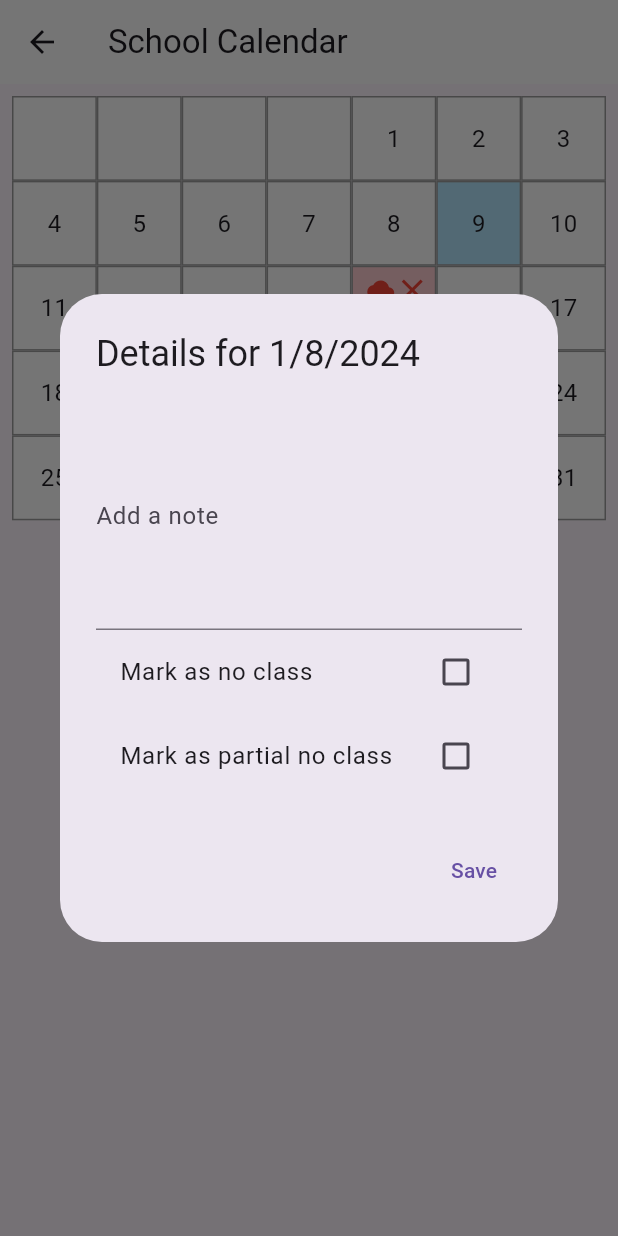
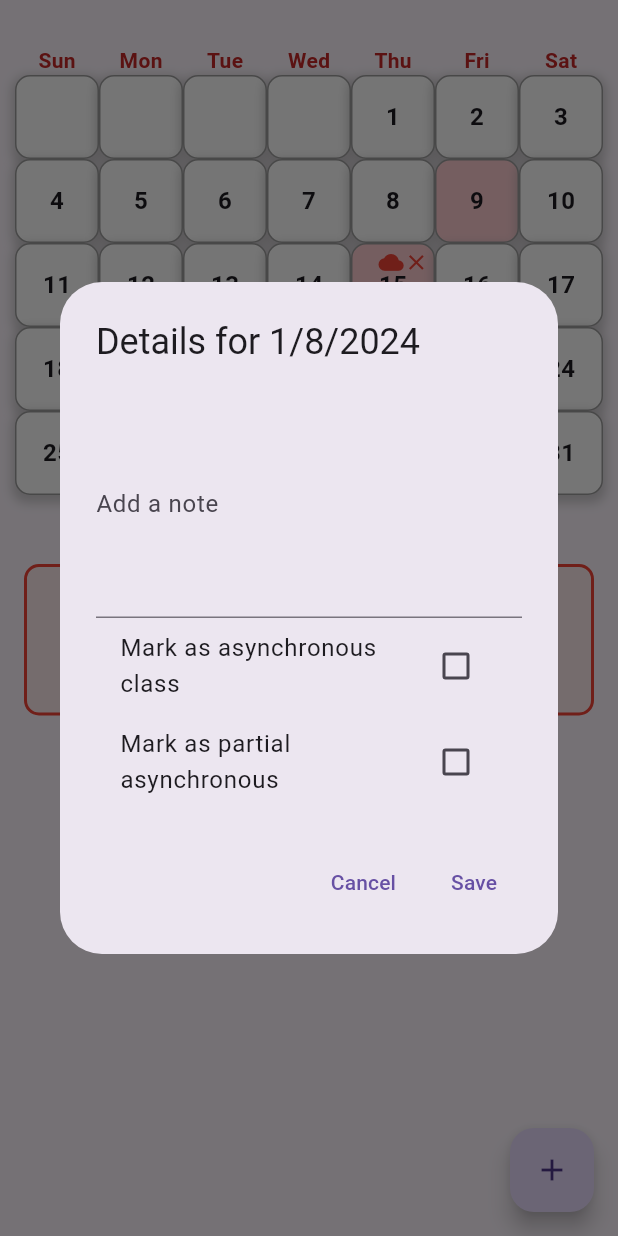
Before and after one commit to AaronCrisologo/Class-Compass-Your-University-Companion-App-, a Flutter app: the CalendarScreen screen opened directly, after a tap on an icon or button, on a phone screen of 412 x 824 dp. Run offline on Flutter 3.47's test engine with Material 3 defaults, Android fonts, the light colour scheme and no system bars; our stand-ins replace flutter_colorpicker, font_awesome_flutter.

Commit message:
Added hyperlinks to home_screen and adjusted calendar_screen Added new quick links called weather alerts Created hyperlinks cards for weather alerts in home_screen Adjusted names and icons of other quick links
Adjusted calendar_screen's main theme, style, size, and added constraints for dynamic elements.
Removed AppBar on calendar_screen and replaced it with days of the week.

```diff
--- a/lib/calendar_screen.dart
+++ b/lib/calendar_screen.dart
@@ -25,16 +25,36 @@ class _CalendarScreenState extends State<CalendarScreen> {
   @override
   Widget build(BuildContext context) {
     return Scaffold(
-      appBar: AppBar(
-        title: Text('School Calendar'),
-        backgroundColor: Colors.white,
+      floatingActionButton: FloatingActionButton(
+        onPressed: () {
+          _showDatePickerAndAddDetails(context);
+        },
+        child: Icon(Icons.add),
       ),
       body: SingleChildScrollView(
         child: Column(
           children: [
             Padding(
-              padding: const EdgeInsets.all(8.0),
-              child: GridView.builder(
+              padding: const EdgeInsets.fromLTRB(10, 30, 10, 30),
+              child: Column(
+                children: [
+                  Row(
+                    mainAxisAlignment: MainAxisAlignment.spaceAround,
+                    children: ['Sun', 'Mon', 'Tue', 'Wed', 'Thu', 'Fri', 'Sat']
+                        .map((day) => Expanded(
+                              child: Center(
+                                child: Text(
+                                  day,
+                                  style: TextStyle(
+                                    fontWeight: FontWeight.bold,
+                                    color: Colors.red[800],
+                                  ),
+                                ),
+                              ),
+                            ))
+                        .toList(),
+                  ),
+                  GridView.builder(
                     physics:
                         NeverScrollableScrollPhysics(), // Disable GridView's own scrolling
                     shrinkWrap: true, // Take up only the necessary space
@@ -51,11 +71,12 @@ class _CalendarScreenState extends State<CalendarScreen> {
                       } else {
                         currentDay = DateTime(2024, 8, index - 3);
                       }
-                  bool isHoliday =
-                      holidays.any((holiday) => holiday['date'] == currentDay);
+                      bool isHoliday = holidays
+                          .any((holiday) => holiday['date'] == currentDay);
                       bool isWeatherDisturbance =
                           weatherDisturbances.contains(currentDay);
-                  bool isUserNoClassDay = userNoClassDays.contains(currentDay);
+                      bool isUserNoClassDay =
+                          userNoClassDays.contains(currentDay);
                       bool isPartialNoClassDay =
                           partialNoClassDays.contains(currentDay);
                       bool isCurrentDate = currentDay == currentDate;
@@ -68,8 +89,10 @@ class _CalendarScreenState extends State<CalendarScreen> {
                       }
 
                       Color getBackgroundColor() {
-                    if (isCurrentDate) return Colors.lightBlue[100]!;
-                    if (isHoliday || isWeatherDisturbance || isUserNoClassDay) {
+                        if (isCurrentDate) return Colors.red[100]!;
+                        if (isHoliday ||
+                            isWeatherDisturbance ||
+                            isUserNoClassDay) {
                           return Colors.red[100]!;
                         }
                         if (isPartialNoClassDay) {
@@ -78,6 +101,9 @@ class _CalendarScreenState extends State<CalendarScreen> {
                         return Colors.white;
                       }
 
+                      return LayoutBuilder(
+                        builder: (context, constraints) {
+                          double iconSize = constraints.maxWidth * 0.3;
                           return GestureDetector(
                             onTap: () {
                               _showDayDetails(
@@ -94,11 +120,23 @@ class _CalendarScreenState extends State<CalendarScreen> {
                                   decoration: BoxDecoration(
                                     border: Border.all(color: Colors.grey),
                                     color: getBackgroundColor(),
+                                    borderRadius: BorderRadius.circular(10),
+                                    boxShadow: [
+                                      BoxShadow(
+                                        color: Colors.grey.withOpacity(0.5),
+                                        spreadRadius: 2,
+                                        blurRadius: 5,
+                                        offset: Offset(
+                                            0, 3), // changes position of shadow
+                                      ),
+                                    ],
                                   ),
                                   child: Center(
                                     child: Text(
                                       index < 4 ? '' : '${currentDay.day}',
-                              style: TextStyle(fontSize: 16.0),
+                                      style: TextStyle(
+                                          fontSize: 16.0,
+                                          fontWeight: FontWeight.bold),
                                     ),
                                   ),
                                 ),
@@ -116,13 +154,14 @@ class _CalendarScreenState extends State<CalendarScreen> {
                                           Icon(
                                             getIcon(),
                                             color: Colors.red,
-                                    size: 18.0,
+                                            size: iconSize,
                                           ),
                                         if (isPartialNoClassDay)
                                           Text(
                                             '*',
                                             style: TextStyle(
-                                        color: Colors.red, fontSize: 24.0),
+                                                color: Colors.red,
+                                                fontSize: iconSize),
                                           ),
                                         if (isHoliday ||
                                             isWeatherDisturbance ||
@@ -130,7 +169,7 @@ class _CalendarScreenState extends State<CalendarScreen> {
                                           Icon(
                                             Icons.close,
                                             color: Colors.red,
-                                    size: 24.0,
+                                            size: iconSize,
                                           ),
                                       ],
                                     ),
@@ -139,38 +178,47 @@ class _CalendarScreenState extends State<CalendarScreen> {
                             ),
                           );
                         },
+                      );
+                    },
+                  ),
+                ],
               ),
             ),
             Padding(
               padding: const EdgeInsets.all(16.0),
-              child: Container(
+              child: LayoutBuilder(
+                builder: (context, constraints) {
+                  return Container(
+                    width: constraints.maxWidth,
                     padding: EdgeInsets.all(16.0),
                     decoration: BoxDecoration(
-                  color: Colors.blue[50],
+                      color: Colors.red[50],
                       borderRadius: BorderRadius.circular(10),
-                  border: Border.all(color: Colors.blue, width: 2),
+                      border: Border.all(color: Colors.red, width: 2),
                     ),
                     child: Column(
                       children: [
                         Text(
                           'Current Date: ${currentDate.day}/${currentDate.month}/${currentDate.year}',
                           style: TextStyle(
-                        fontSize: 18,
+                            fontSize: constraints.maxWidth * 0.06,
                             fontWeight: FontWeight.bold,
-                        color: Colors.blue[800],
+                            color: Colors.red[800],
                           ),
                         ),
                         SizedBox(height: 10),
                         Text(
-                      'Next Asychronous Date: ${nextNoClassDay.day}/${nextNoClassDay.month}/${nextNoClassDay.year}',
+                          'Next Asynchronous Date: ${nextNoClassDay.day}/${nextNoClassDay.month}/${nextNoClassDay.year}',
                           style: TextStyle(
-                        fontSize: 16,
+                            fontSize: constraints.maxWidth * 0.04,
                             fontStyle: FontStyle.italic,
-                        color: Colors.blue[600],
+                            color: Colors.red[600],
                           ),
                         ),
                       ],
                     ),
+                  );
+                },
               ),
             ),
           ],
@@ -201,7 +249,7 @@ class _CalendarScreenState extends State<CalendarScreen> {
     } else if (isWeatherDisturbance) {
       reason = 'Weather Disturbance';
     } else if (isUserNoClassDay) {
-      reason = 'No Class (User Defined)';
+      reason = 'Asynchronous Class (User Defined)';
     } else if (isPartialNoClassDay) {
       reason = 'Partial Class Cancellation';
     }
@@ -209,6 +257,8 @@ class _CalendarScreenState extends State<CalendarScreen> {
     TextEditingController noteController = TextEditingController(
       text: userNotes[day] ?? '',
     );
+    bool noClassDay = isUserNoClassDay;
+    bool partialNoClass = isPartialNoClassDay;
 
     showDialog(
       context: context,
@@ -229,11 +279,12 @@ class _CalendarScreenState extends State<CalendarScreen> {
                   maxLines: 5, // Increase height for better note-taking
                 ),
                 CheckboxListTile(
-                  title: Text('Mark as no class'),
-                  value: isUserNoClassDay,
+                  title: Text('Mark as asynchronous class'),
+                  value: noClassDay,
                   onChanged: (bool? value) {
                     setState(() {
-                      if (value == true) {
+                      noClassDay = value ?? false;
+                      if (noClassDay) {
                         userNoClassDays.add(day);
                         partialNoClassDays.remove(day);
                       } else {
@@ -243,11 +294,12 @@ class _CalendarScreenState extends State<CalendarScreen> {
                   },
                 ),
                 CheckboxListTile(
-                  title: Text('Mark as partial no class'),
-                  value: isPartialNoClassDay,
+                  title: Text('Mark as partial asynchronous'),
+                  value: partialNoClass,
                   onChanged: (bool? value) {
                     setState(() {
-                      if (value == true) {
+                      partialNoClass = value ?? false;
+                      if (partialNoClass) {
                         partialNoClassDays.add(day);
                         userNoClassDays.remove(day);
                       } else {
@@ -262,8 +314,18 @@ class _CalendarScreenState extends State<CalendarScreen> {
           actions: [
             TextButton(
               onPressed: () {
+                Navigator.of(context).pop();
+              },
+              child: Text('Cancel'),
+            ),
+            TextButton(
+              onPressed: () {
                 setState(() {
+                  if (noteController.text.isNotEmpty) {
                     userNotes[day] = noteController.text;
+                  } else {
+                    userNotes.remove(day);
+                  }
                 });
                 Navigator.of(context).pop();
               },
@@ -274,4 +336,20 @@ class _CalendarScreenState extends State<CalendarScreen> {
       },
     );
   }
+
+  void _showDatePickerAndAddDetails(BuildContext context) {
+    DateTime selectedDate = DateTime.now();
+
+    showDatePicker(
+      context: context,
+      initialDate: selectedDate,
+      firstDate: DateTime(2020),
+      lastDate: DateTime(2030),
+    ).then((pickedDate) {
+      if (pickedDate != null) {
+        selectedDate = pickedDate;
+        _showDayDetails(context, selectedDate, false, false, false, false);
       }
+    });
+  }
+}
--- a/lib/main.dart
+++ b/lib/main.dart
@@ -87,10 +87,7 @@ class _MainScreenState extends State<MainScreen> {
         title: Text(
           _getAppBarTitle(_selectedIndex),
           style: const TextStyle(
-            fontSize: 20.0,
-            fontWeight: FontWeight.bold,
-            color: Color(0xFFFFEBEE), // Equivalent to Colors.red[50]
-          ),
+              fontSize: 20.0, fontWeight: FontWeight.bold, color: Colors.white),
         ),
         backgroundColor: Colors.red,
         centerTitle: false,
--- a/lib/resources.dart
+++ b/lib/resources.dart
@@ -35,8 +35,8 @@ class ResourceScreen extends StatelessWidget {
                 'https://facebook.com/schoolpage'),
             buildHyperlink(FontAwesomeIcons.twitter, 'School Twitter Page',
                 'https://twitter.com/schoolpage'),
-            buildHyperlink(FontAwesomeIcons.school, 'School Portal',
-                'https://schoolportal.example.com'),
+            buildHyperlink(
+                Icons.web, 'School Portal', 'https://schoolportal.example.com'),
             SizedBox(height: 30),
             buildSectionTitle('Contact Information'),
             buildContactInfo(Icons.email, 'Email', 'contact@school.edu'),
--- a/pubspec.yaml
+++ b/pubspec.yaml
@@ -33,7 +33,7 @@ dependencies:
   flutter_colorpicker: ^1.0.3
   font_awesome_flutter: ^9.2.0
   fluttertoast: ^8.0.8
-  url_launcher: ^6.0.9
+  url_launcher: ^6.0.20
 
 
 
```
Also changed, not shown: lib/home_screen.dart (+25 -6 lines). Lines whose indentation alone changed are shown as unchanged.
